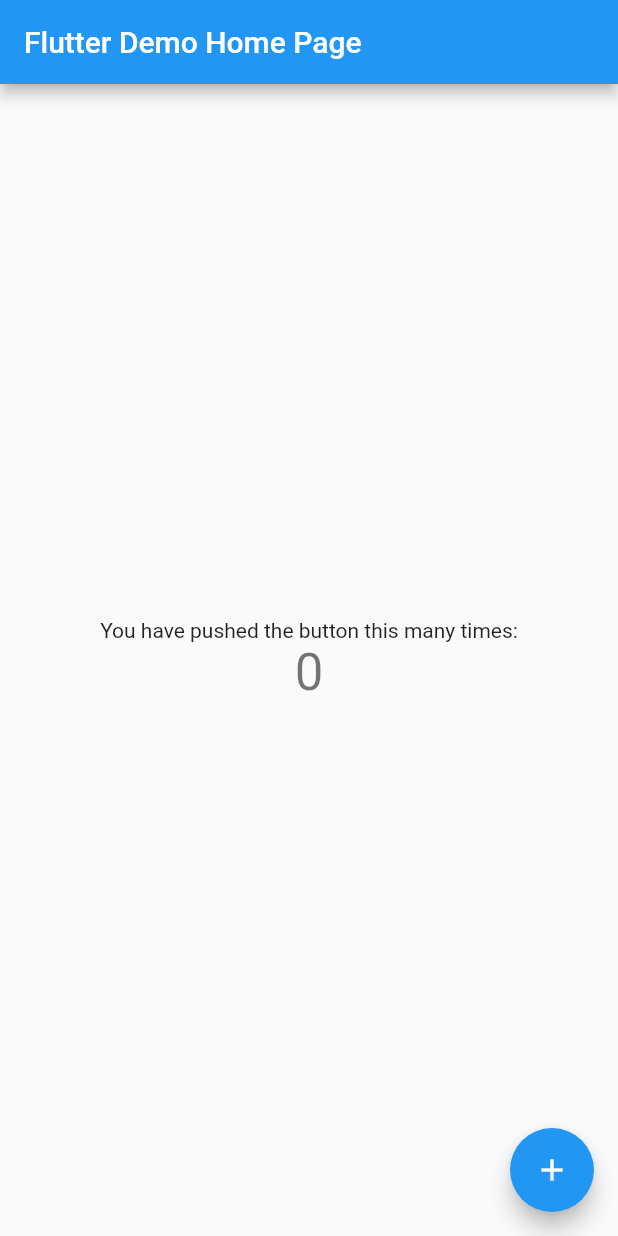
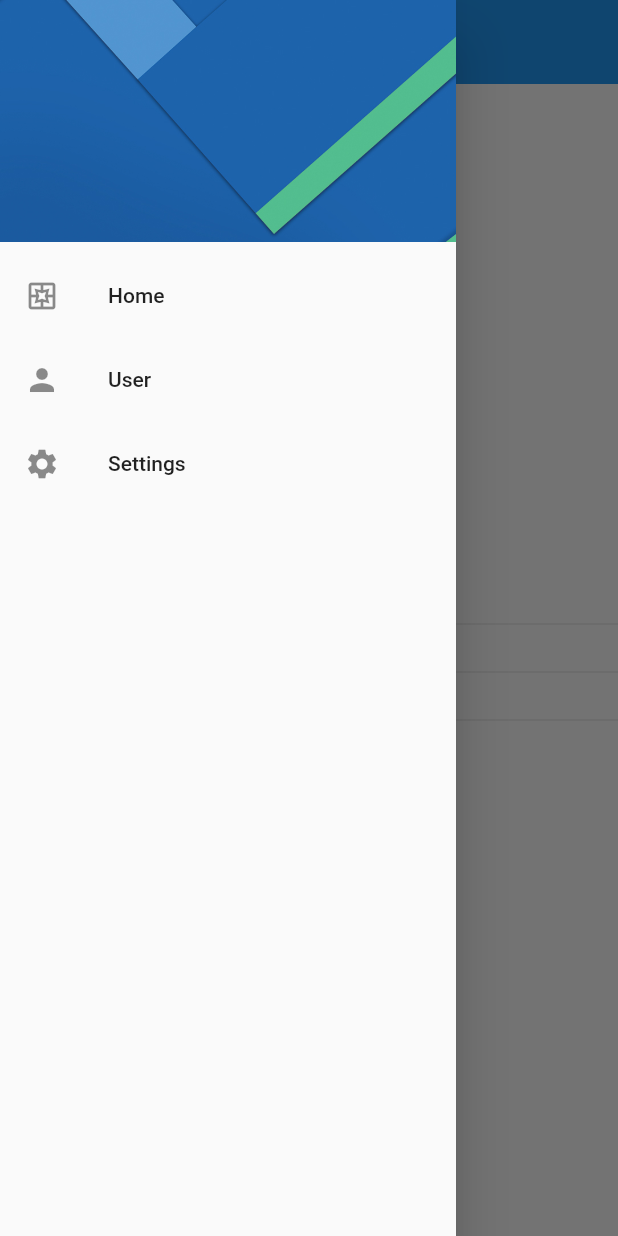
Before and after one commit to andresbadillo/flutter_user_preferences, a Flutter app: the screen it shows after launch, with the side drawer open (before the commit the screen has no drawer), on a phone screen of 412 x 824 dp. Run offline on Flutter 3.47's test engine with Material 2 defaults, Android fonts, the phone set to English and light mode, and no system bars; our stand-ins replace shared_preferences.

Commit message:
Se implemento SharedPreferences y Provider

```diff
--- a/lib/main.dart
+++ b/lib/main.dart
@@ -1,115 +1,43 @@
 import 'package:flutter/material.dart';
+import 'package:flutter/services.dart';
+import 'package:provider/provider.dart';
+import 'package:user_preferences/providers/theme_provider.dart';
+import 'package:user_preferences/screens/screens.dart';
+import 'package:user_preferences/share_preferences/preferences.dart';
 
-void main() {
-  runApp(const MyApp());
+void main() async {
+  WidgetsFlutterBinding.ensureInitialized();
+
+  await Preferences.init();
+
+  runApp(MultiProvider(
+    providers: [
+      ChangeNotifierProvider(
+        create: (context) => ThemeProvider(
+          isDarkMode: Preferences.isDarkMode,
+        ),
+      )
+    ],
+    child: const MyApp(),
+  ));
 }
 
 class MyApp extends StatelessWidget {
-  const MyApp({Key? key}) : super(key: key);
+  const MyApp({super.key});
 
-  // This widget is the root of your application.
   @override
   Widget build(BuildContext context) {
+    SystemChrome.setSystemUIOverlayStyle(
+        const SystemUiOverlayStyle(statusBarColor: Colors.transparent));
     return MaterialApp(
-      title: 'Flutter Demo',
-      theme: ThemeData(
-        // This is the theme of your application.
-        //
-        // Try running your application with "flutter run". You'll see the
-        // application has a blue toolbar. Then, without quitting the app, try
-        // changing the primarySwatch below to Colors.green and then invoke
-        // "hot reload" (press "r" in the console where you ran "flutter run",
-        // or simply save your changes to "hot reload" in a Flutter IDE).
-        // Notice that the counter didn't reset back to zero; the application
-        // is not restarted.
-        primarySwatch: Colors.blue,
-      ),
-      home: const MyHomePage(title: 'Flutter Demo Home Page'),
+      debugShowCheckedModeBanner: false,
+      title: 'Material App',
+      initialRoute: HomeScreen.ruoterName,
+      routes: {
+        HomeScreen.ruoterName: (context) => const HomeScreen(),
+        SettingsScreen.ruoterName: (context) => const SettingsScreen(),
+      },
+      theme: Provider.of<ThemeProvider>(context).currentTheme,
     );
   }
 }
-
-class MyHomePage extends StatefulWidget {
-  const MyHomePage({Key? key, required this.title}) : super(key: key);
-
-  // This widget is the home page of your application. It is stateful, meaning
-  // that it has a State object (defined below) that contains fields that affect
-  // how it looks.
-
-  // This class is the configuration for the state. It holds the values (in this
-  // case the title) provided by the parent (in this case the App widget) and
-  // used by the build method of the State. Fields in a Widget subclass are
-  // always marked "final".
-
-  final String title;
-
-  @override
-  State<MyHomePage> createState() => _MyHomePageState();
-}
-
-class _MyHomePageState extends State<MyHomePage> {
-  int _counter = 0;
-
-  void _incrementCounter() {
-    setState(() {
-      // This call to setState tells the Flutter framework that something has
-      // changed in this State, which causes it to rerun the build method below
-      // so that the display can reflect the updated values. If we changed
-      // _counter without calling setState(), then the build method would not be
-      // called again, and so nothing would appear to happen.
-      _counter++;
-    });
-  }
-
-  @override
-  Widget build(BuildContext context) {
-    // This method is rerun every time setState is called, for instance as done
-    // by the _incrementCounter method above.
-    //
-    // The Flutter framework has been optimized to make rerunning build methods
-    // fast, so that you can just rebuild anything that needs updating rather
-    // than having to individually change instances of widgets.
-    return Scaffold(
-      appBar: AppBar(
-        // Here we take the value from the MyHomePage object that was created by
-        // the App.build method, and use it to set our appbar title.
-        title: Text(widget.title),
-      ),
-      body: Center(
-        // Center is a layout widget. It takes a single child and positions it
-        // in the middle of the parent.
-        child: Column(
-          // Column is also a layout widget. It takes a list of children and
-          // arranges them vertically. By default, it sizes itself to fit its
-          // children horizontally, and tries to be as tall as its parent.
-          //
-          // Invoke "debug painting" (press "p" in the console, choose the
-          // "Toggle Debug Paint" action from the Flutter Inspector in Android
-          // Studio, or the "Toggle Debug Paint" command in Visual Studio Code)
-          // to see the wireframe for each widget.
-          //
-          // Column has various properties to control how it sizes itself and
-          // how it positions its children. Here we use mainAxisAlignment to
-          // center the children vertically; the main axis here is the vertical
-          // axis because Columns are vertical (the cross axis would be
-          // horizontal).
-          mainAxisAlignment: MainAxisAlignment.center,
-          children: <Widget>[
-            const Text(
-              'You have pushed the button this many times:',
-            ),
-            Text(
-              '$_counter',
-              style: Theme.of(context).textTheme.headline4,
-            ),
-          ],
-        ),
-      ),
-      floatingActionButton: FloatingActionButton(
-        onPressed: _incrementCounter,
-        tooltip: 'Increment',
-        child: const Icon(Icons.add),
-      ), // This trailing comma makes auto-formatting nicer for build methods.
-    );
-  }
-}
--- /dev/null
+++ b/lib/providers/theme_provider.dart
@@ -0,0 +1,18 @@
+import 'package:flutter/material.dart';
+
+class ThemeProvider extends ChangeNotifier {
+  ThemeData currentTheme;
+
+  ThemeProvider({required bool isDarkMode})
+      : currentTheme = isDarkMode ? ThemeData.dark() : ThemeData.light();
+
+  setLightMode() {
+    currentTheme = ThemeData.light();
+    notifyListeners();
+  }
+
+  setDarkMode() {
+    currentTheme = ThemeData.dark();
+    notifyListeners();
+  }
+}
--- /dev/null
+++ b/lib/screens/home_screen.dart
@@ -0,0 +1,32 @@
+import 'package:flutter/material.dart';
+
+import '../share_preferences/preferences.dart';
+import '../widgets/widgets.dart';
+
+class HomeScreen extends StatelessWidget {
+  static const String ruoterName = 'Home';
+
+  const HomeScreen({Key? key}) : super(key: key);
+
+  @override
+  Widget build(BuildContext context) {
+    return Scaffold(
+        appBar: AppBar(
+          centerTitle: true,
+          elevation: 0,
+          title: const Text('Home Screen'),
+        ),
+        drawer: const SideMenu(),
+        body: Column(
+          mainAxisAlignment: MainAxisAlignment.center,
+          children: [
+            Text('isDarkmode: ${Preferences.isDarkMode}'),
+            const Divider(),
+            Text('Género: ${Preferences.gender}'),
+            const Divider(),
+            Text('Nombre de usuario: ${Preferences.name}'),
+            const Divider(),
+          ],
+        ));
+  }
+}
--- /dev/null
+++ b/lib/screens/screens.dart
@@ -0,0 +1,2 @@
+export 'package:user_preferences/screens/home_screen.dart';
+export 'package:user_preferences/screens/settings_screen.dart';
--- /dev/null
+++ b/lib/share_preferences/preferences.dart
@@ -0,0 +1,40 @@
+import 'package:shared_preferences/shared_preferences.dart';
+
+class Preferences {
+  static late SharedPreferences _prefs;
+
+  static String _name = '';
+  static bool _isDarkMode = false;
+  static int _gender = 1;
+
+  static Future init() async {
+    _prefs = await SharedPreferences.getInstance();
+  }
+
+  static String get name {
+    return _prefs.getString('name') ?? _name;
+  }
+
+  static set name(String value) {
+    _name = value;
+    _prefs.setString('name', value);
+  }
+
+  static bool get isDarkMode {
+    return _prefs.getBool('isDarkMode') ?? _isDarkMode;
+  }
+
+  static set isDarkMode(bool value) {
+    _isDarkMode = value;
+    _prefs.setBool('isDarkMode', value);
+  }
+
+  static int get gender {
+    return _prefs.getInt('gender') ?? _gender;
+  }
+
+  static set gender(int value) {
+    _gender = value;
+    _prefs.setInt('gender', value);
+  }
+}
--- /dev/null
+++ b/lib/widgets/side_menu.dart
@@ -0,0 +1,58 @@
+import 'package:flutter/material.dart';
+import 'package:user_preferences/screens/screens.dart';
+
+class SideMenu extends StatelessWidget {
+  const SideMenu({Key? key}) : super(key: key);
+
+  @override
+  Widget build(BuildContext context) {
+    return Drawer(
+      child: ListView(
+        padding: EdgeInsets.zero,
+        children: [
+          const _DrawerHeader(),
+          ListTile(
+            leading: const Icon(Icons.pages_outlined),
+            title: const Text('Home'),
+            onTap: () {
+              Navigator.pushReplacementNamed(context, HomeScreen.ruoterName);
+            },
+          ),
+          ListTile(
+            leading: const Icon(Icons.person),
+            title: const Text('User'),
+            onTap: () {},
+          ),
+          ListTile(
+            leading: const Icon(Icons.settings),
+            title: const Text('Settings'),
+            onTap: () {
+              // Navigator.pop(context);
+              Navigator.pushReplacementNamed(
+                  context, SettingsScreen.ruoterName);
+            },
+          ),
+        ],
+      ),
+    );
+  }
+}
+
+class _DrawerHeader extends StatelessWidget {
+  const _DrawerHeader({
+    Key? key,
+  }) : super(key: key);
+
+  @override
+  Widget build(BuildContext context) {
+    return DrawerHeader(
+      decoration: const BoxDecoration(
+        image: DecorationImage(
+          image: AssetImage('assets/menu-img.jpg'),
+          fit: BoxFit.cover,
+        ),
+      ),
+      child: Container(),
+    );
+  }
+}
--- /dev/null
+++ b/lib/widgets/widgets.dart
@@ -0,0 +1 @@
+export 'package:user_preferences/widgets/side_menu.dart';
--- a/pubspec.yaml
+++ b/pubspec.yaml
@@ -45,6 +45,8 @@ dev_dependencies:
   # package. See that file for information about deactivating specific lint
   # rules and activating additional ones.
   flutter_lints: ^2.0.0
+  shared_preferences: ^2.0.15
+  provider: ^6.0.3
 
 # For information on the generic Dart part of this file, see the
 # following page: https://dart.dev/tools/pub/pubspec
@@ -58,8 +60,8 @@ flutter:
   uses-material-design: true
 
   # To add assets to your application, add an assets section, like this:
-  # assets:
-  #   - images/a_dot_burr.jpeg
+  assets:
+    - assets/
   #   - images/a_dot_ham.jpeg
 
   # An image asset can refer to one or more resolution-specific "variants", see
```
Also changed, not shown: lib/screens/settings_screen.dart (added, +98 -0 lines), assets/menu-img.jpg (added), pubspec.lock, 1 other file.
